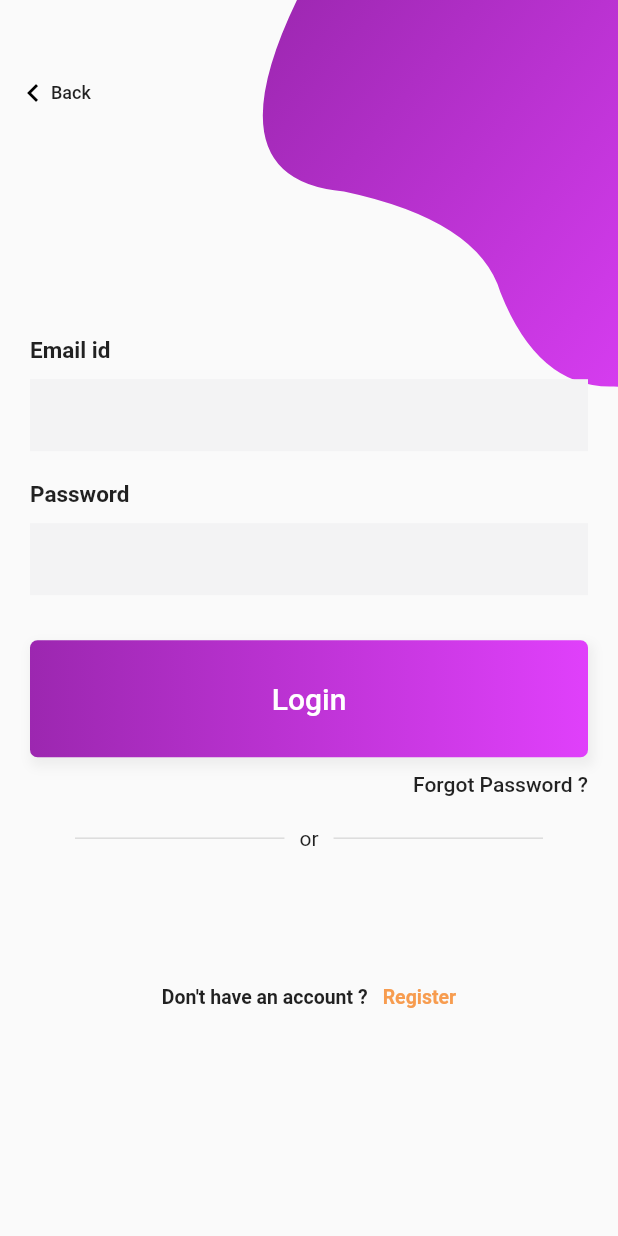
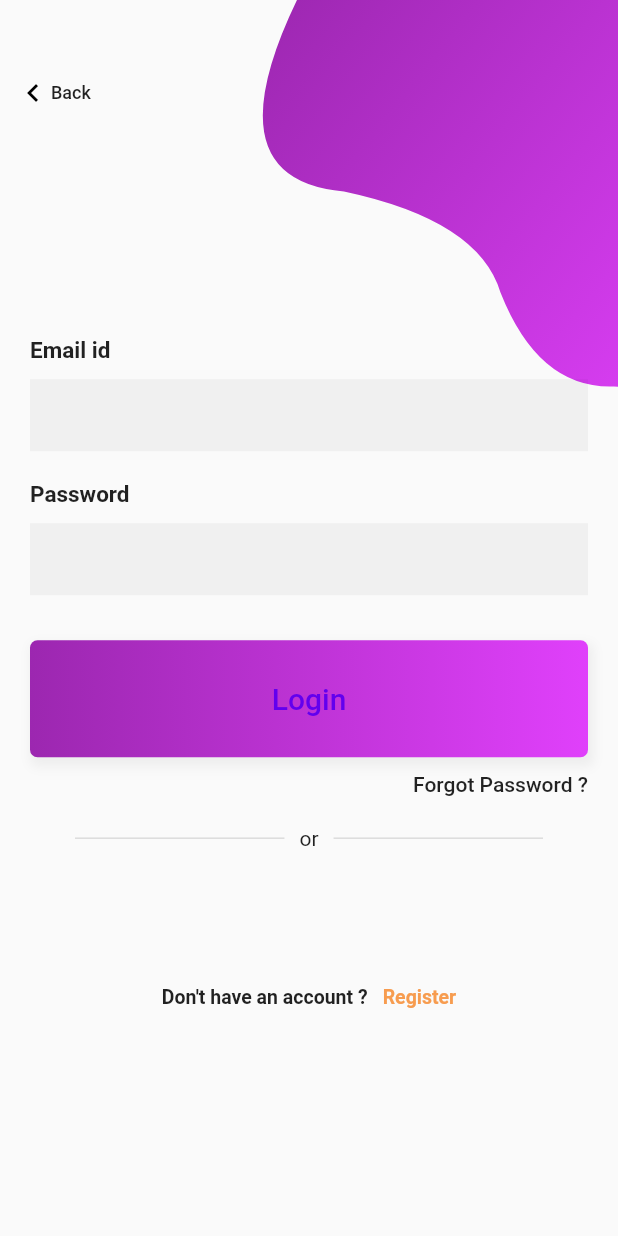
Before and after one commit to OnyemaAnthony/notice_board, a Flutter app: the screen it shows after launch, after a tap on "Login", on a phone screen of 412 x 824 dp. Run offline on Flutter 3.47's test engine with Material 2 defaults, Android fonts, the phone set to English and light mode, and no system bars; our stand-ins replace bloc, cached_network_image, cloud_firestore, equatable, firebase_auth, firebase_core and 6 more; accounts and stored records are empty.

Commit message:
fix theme

```diff
--- a/lib/screens/login_screen.dart
+++ b/lib/screens/login_screen.dart
@@ -57,7 +57,7 @@ class _LoginScreenState extends State<LoginScreen> {
               obscureText: isPassword,
               decoration: const InputDecoration(
                   border: InputBorder.none,
-                  fillColor: Color(0xfff3f3f4),
+                  //fillColor: Color(0xfff3f3f4),
                   filled: true))
         ],
       ),
@@ -99,7 +99,7 @@ class _LoginScreenState extends State<LoginScreen> {
         },
         child:  const Text(
           'Login',
-          style: TextStyle(fontSize: 20, color: Colors.white),
+          style: TextStyle(fontSize: 20),
         ),
       );
   },
--- a/lib/screens/sign_up_screen.dart
+++ b/lib/screens/sign_up_screen.dart
@@ -66,7 +66,7 @@ class _SignUpScreenState extends State<SignUpScreen> {
               obscureText: isPassword,
               decoration: const InputDecoration(
                   border: InputBorder.none,
-                  fillColor: Color(0xfff3f3f4),
+
                   filled: true))
         ],
       ),
@@ -137,7 +137,7 @@ class _SignUpScreenState extends State<SignUpScreen> {
             Text(
               'Login',
               style: TextStyle(
-                  color: Color(0xfff79c4f),
+
                   fontSize: 13,
                   fontWeight: FontWeight.w600),
             ),
--- a/lib/screens/welcome_screen.dart
+++ b/lib/screens/welcome_screen.dart
@@ -26,7 +26,7 @@ class _WelcomeScreenState extends State<WelcomeScreen> {
         decoration: const BoxDecoration(
             borderRadius: BorderRadius.all(Radius.circular(5)),
 
-            color: Colors.white),
+        ),
         child: const Text(
           'Login',
           style: TextStyle(fontSize: 20),
@@ -54,7 +54,7 @@ class _WelcomeScreenState extends State<WelcomeScreen> {
           },
           child: const Text(
             'Register now',
-            style: TextStyle(fontSize: 20, color: Colors.white),
+            style: TextStyle(fontSize: 20),
           ),
         ),
       ),
```
